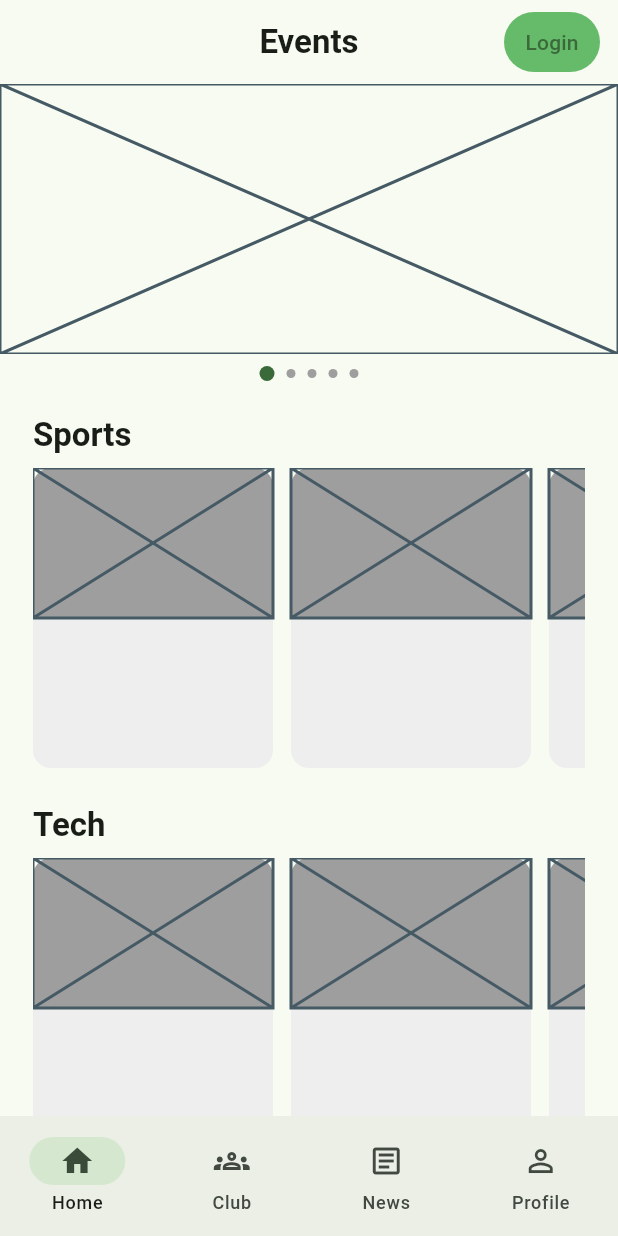
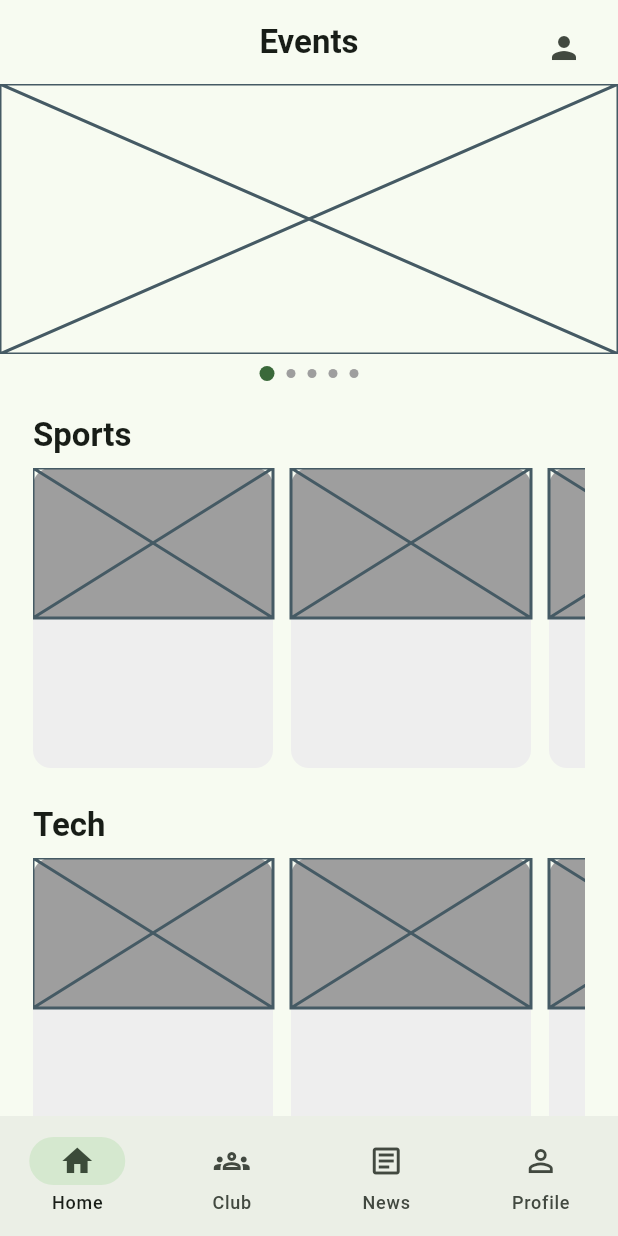
Before and after one commit to NAVEENEK/student-credit-system, a Flutter app: the screen it shows after launch, on a phone screen of 412 x 824 dp. Run offline on Flutter 3.47's test engine with Material 3 defaults, Android fonts, the phone set to English and light mode, and no system bars.

Commit message:
add common app bar

```diff
--- a/lib/screens/home.dart
+++ b/lib/screens/home.dart
@@ -1,4 +1,6 @@
 import 'package:credit_point_system/screens/login_page.dart';
+import 'package:credit_point_system/screens/profile_page.dart';
+import 'package:credit_point_system/widget/common_appbar.dart';
 import 'package:credit_point_system/widget/slider_section.dart';
 import 'package:flutter/material.dart';
 import '../widget/category_section.dart';
@@ -9,25 +11,25 @@ class HomePage extends StatelessWidget {
   @override
   Widget build(BuildContext context) {
     return Scaffold(
-      appBar: AppBar(
-        title: const Text("Events"),
-        actions: [
-          Padding(
-            padding: EdgeInsetsGeometry.only(right: 12),
-            child: TextButton(
-              style: TextButton.styleFrom(
-                backgroundColor: Colors.green[400]
-              ),
-              onPressed: () {
-                Navigator.push(
-                  context,
-                  MaterialPageRoute(builder: (context) => const LoginPage()),
-                );
-              },
-              child: const Text('Login'),
-            ),
-          ),
-        ],
+      appBar: CommonAppbar(
+        title: "Events",
+        islogged:true,
+        logginPressed: (){
+          Navigator.push(
+            context,
+            MaterialPageRoute(
+              builder:(_)=>const LoginPage()
+              )
+            );
+        },
+        profilePressed:(){
+          Navigator.push(
+            context,
+            MaterialPageRoute(
+              builder:(_)=>const ProfilePage()
+            )
+          );
+        },
       ),
       body: SafeArea(
         child: Column(
--- /dev/null
+++ b/lib/widget/common_appbar.dart
@@ -0,0 +1,51 @@
+import 'package:flutter/material.dart';
+
+class CommonAppbar extends StatelessWidget
+implements PreferredSizeWidget{
+
+  final String title;
+  final bool islogged;
+  final void Function() logginPressed;
+  final void Function() profilePressed;
+
+
+  const CommonAppbar({
+    super.key,
+    required this.title,
+    required this.islogged,
+    required this.logginPressed,
+    required this.profilePressed
+
+    });
+
+
+  @override
+  Widget build(BuildContext context) {
+    return AppBar(
+      title: Text(title),
+      centerTitle: true,
+      elevation: 0,
+      actions: [
+        Padding(
+          padding: const EdgeInsets.all(12),
+          child: islogged
+          ?IconButton(
+           onPressed: profilePressed,
+           icon: Icon(Icons.person)
+           )
+           :TextButton(
+             onPressed: logginPressed,
+             child: const Text("Login"),
+             style: TextButton.styleFrom(
+              backgroundColor: Colors.green[400],
+             ),
+           )
+          )
+      ],
+    );
+  }
+
+  @override
+  Size get preferredSize=>const Size.fromHeight(kToolbarHeight);
+
+}
```
Also changed, not shown: lib/screens/profile_page.dart (added, +12 -0 lines).
